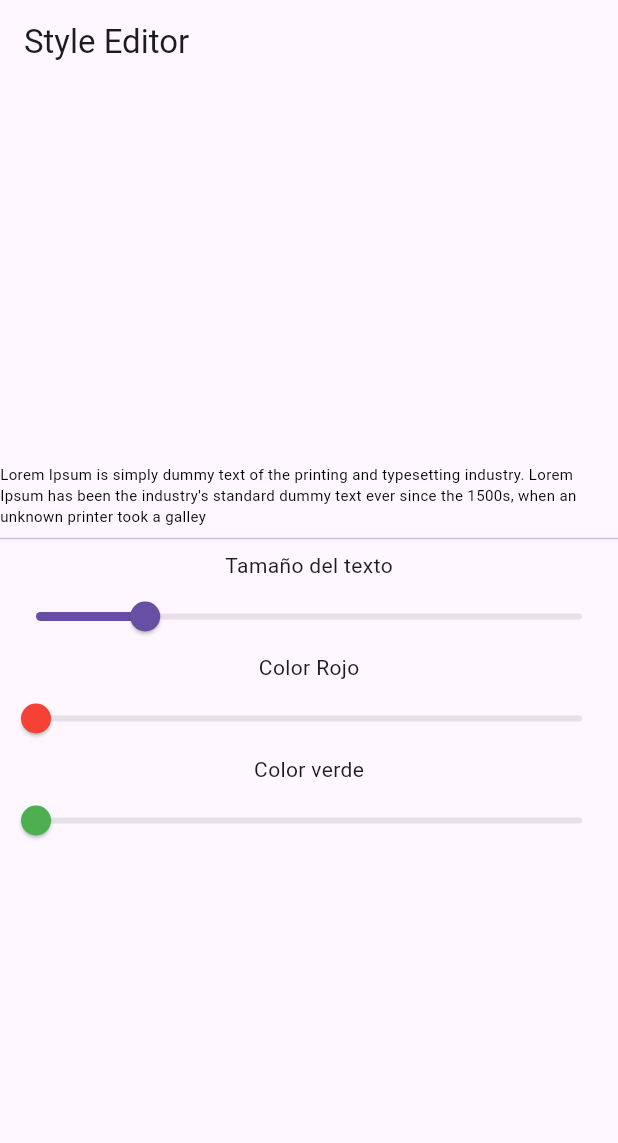
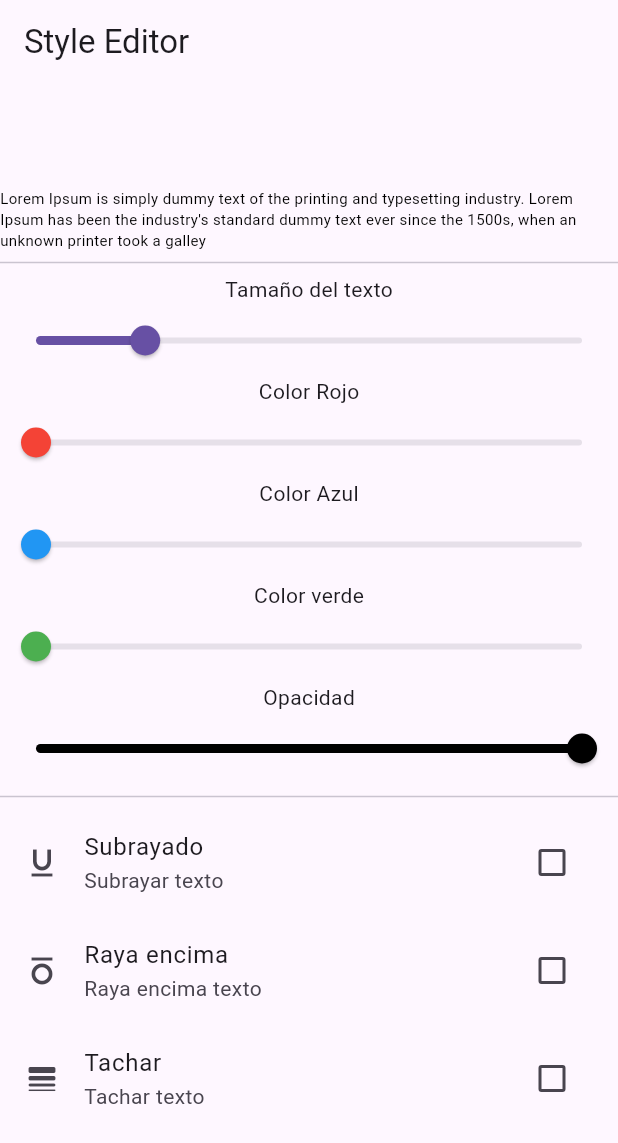
Before and after one commit to fr4nsgallegos/imcappg14, a Flutter app: the screen it shows after launch, on a phone screen of 412 x 824 dp. Shown: the top 1143 px of the screen. Run offline on Flutter 3.47's test engine with Material 3 defaults, Android fonts, the phone set to English and light mode, and no system bars.

Commit message:
modifiicando texto a partir de sliders

```diff
--- a/lib/pages/example_page.dart
+++ b/lib/pages/example_page.dart
@@ -10,6 +10,28 @@ class ExamplePage extends StatefulWidget {
 class _ExamplePageState extends State<ExamplePage> {
   double textSize = 10;
   double red = 0, green = 0, blue = 0, opacity = 1.0;
+  bool isUnderline = false, isOverLine = false, isLineThrough = false;
+  Widget _buildSlider(
+    String title,
+    double value,
+    Color color,
+    Function(double) onchanged, {
+    bool isOpacity = false,
+  }) {
+    return Column(
+      children: [
+        Text(title),
+        Slider(
+          max: isOpacity ? 1 : 255,
+          min: 0,
+          value: value,
+          activeColor: color,
+          onChanged: onchanged,
+        ),
+      ],
+    );
+  }
+
   @override
   Widget build(BuildContext context) {
     return Scaffold(
@@ -21,6 +43,11 @@ class _ExamplePageState extends State<ExamplePage> {
             Text(
               "Lorem Ipsum is simply dummy text of the printing and typesetting industry. Lorem Ipsum has been the industry's standard dummy text ever since the 1500s, when an unknown printer took a galley",
               style: TextStyle(
+                decoration: TextDecoration.combine([
+                  if (isUnderline) TextDecoration.underline,
+                  if (isOverLine) TextDecoration.overline,
+                  if (isLineThrough) TextDecoration.lineThrough,
+                ]),
                 fontSize: textSize,
                 color: Color.fromRGBO(
                   red.toInt(),
@@ -42,29 +69,77 @@ class _ExamplePageState extends State<ExamplePage> {
                 });
               },
             ),
-            Text("Color Rojo"),
-            Slider(
-              max: 255,
-              min: 0,
-              value: red,
+            _buildSlider(
+              "Color Rojo",
+              red,
+              Colors.red,
+              (v) => setState(() {
+                red = v;
+              }),
+            ),
+            _buildSlider(
+              "Color Azul",
+              blue,
+              Colors.blue,
+              (v) => setState(() {
+                blue = v;
+              }),
+            ),
+            _buildSlider(
+              "Color verde",
+              green,
+              Colors.green,
+              (v) => setState(() {
+                green = v;
+              }),
+            ),
+            _buildSlider(
+              "Opacidad",
+              opacity,
+              isOpacity: true,
+              Colors.black,
+              (p0) => setState(() {
+                opacity = p0;
+              }),
+            ),
+            Divider(),
+            CheckboxListTile(
+              value: isUnderline,
+              title: Text("Subrayado"),
+              subtitle: Text("Subrayar texto"),
+              secondary: Icon(Icons.format_underline),
               activeColor: Colors.red,
-              onChanged: (v) {
-                setState(() {
-                  red = v;
-                });
-              },
+              checkColor: Colors.white,
+              // controlAffinity: ListTileControlAffinity.leading, //Para que aparezcael chekbox a la izquierda
+              // contentPadding: EdgeInsets.all(16),
+              // dense: true ,  //Más compacto
+              selected: isUnderline, //Se marca visualmente todo el widget
+              // onChanged:null, //inhabilita el chekbox y listile
+              onChanged: (value) => setState(() {
+                isUnderline = value!;
+              }),
             ),
-            Text("Color verde"),
-            Slider(
-              max: 255,
-              min: 0,
-              value: green,
-              activeColor: Colors.green,
-              onChanged: (v) {
-                setState(() {
-                  green = v;
-                });
-              },
+            CheckboxListTile(
+              value: isOverLine,
+              title: Text("Raya encima"),
+              subtitle: Text("Raya encima texto"),
+              secondary: Icon(Icons.format_overline),
+              activeColor: Colors.cyan,
+              selected: isOverLine, //Se marca visualmente todo el widget
+              onChanged: (value) => setState(() {
+                isOverLine = value!;
+              }),
+            ),
+            CheckboxListTile(
+              value: isLineThrough,
+              title: Text("Tachar"),
+              subtitle: Text("Tachar texto"),
+              secondary: Icon(Icons.line_weight_rounded),
+              activeColor: Colors.blue,
+              selected: isLineThrough, //Se marca visualmente todo el widget
+              onChanged: (value) => setState(() {
+                isLineThrough = value!;
+              }),
             ),
           ],
         ),
```
